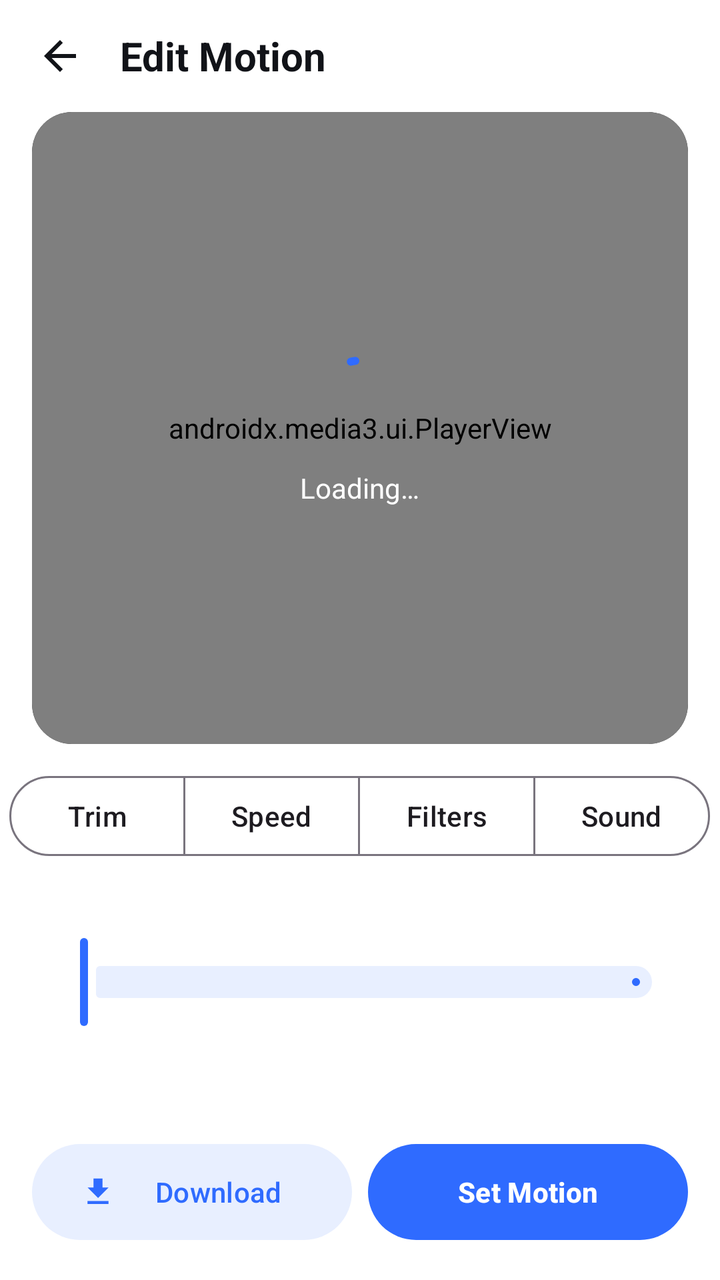
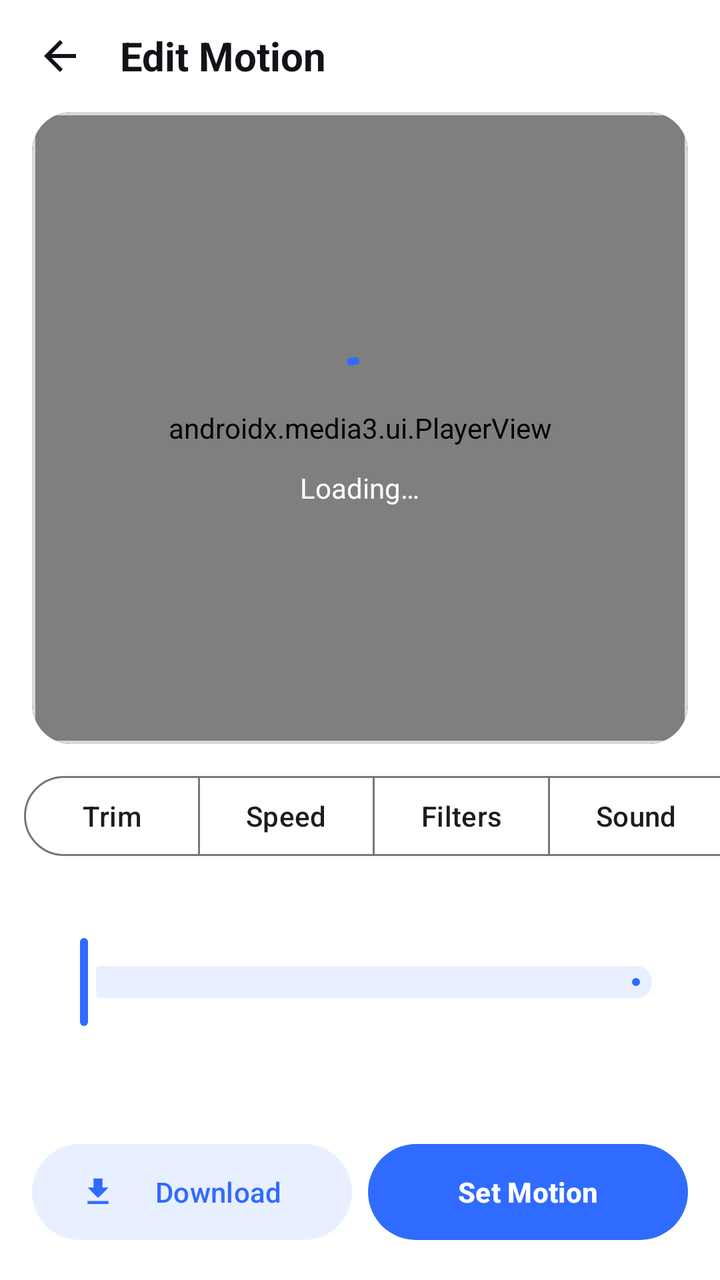

Compare the two renders of this Android layout. The source of the first and the diff that turns it into the second are given below.
<!-- AndroidManifest.xml: activity theme Theme.WallpaperCreator.NoActionBar -->
<!-- res/layout/activity_video_editor.xml -->
<?xml version="1.0" encoding="utf-8"?>
<LinearLayout xmlns:android="http://schemas.android.com/apk/res/android"
    xmlns:app="http://schemas.android.com/apk/res-auto"
    android:layout_width="match_parent"
    android:layout_height="match_parent"
    android:background="@color/surface"
    android:orientation="vertical">

    <LinearLayout
        android:layout_width="match_parent"
        android:layout_height="56dp"
        android:gravity="center_vertical"
        android:paddingHorizontal="8dp">

        <ImageButton
            android:id="@+id/btnBack"
            android:layout_width="44dp"
            android:layout_height="44dp"
            android:background="?attr/selectableItemBackgroundBorderless"
            android:contentDescription="@string/back"
            android:src="@drawable/ic_arrow_back"
            app:tint="@color/text_primary" />

        <TextView
            android:layout_width="0dp"
            android:layout_height="wrap_content"
            android:layout_marginStart="8dp"
            android:layout_weight="1"
            android:text="@string/edit_motion_title"
            android:textColor="@color/text_primary"
            android:textSize="20sp"
            android:textStyle="bold" />
    </LinearLayout>

    <com.google.android.material.card.MaterialCardView
        android:layout_width="match_parent"
        android:layout_height="0dp"
        android:layout_marginHorizontal="16dp"
        android:layout_weight="1"
        app:cardBackgroundColor="#000000"
        app:cardCornerRadius="20dp"
        app:cardElevation="0dp"
        app:strokeWidth="0dp">

        <androidx.media3.ui.PlayerView
            android:id="@+id/player"
            android:layout_width="match_parent"
            android:layout_height="match_parent"
            app:resize_mode="fit"
            app:surface_type="texture_view"
            app:use_controller="false" />

        <LinearLayout
            android:id="@+id/loading"
            android:layout_width="wrap_content"
            android:layout_height="wrap_content"
            android:layout_gravity="center"
            android:gravity="center_horizontal"
            android:orientation="vertical">

            <com.google.android.material.progressindicator.CircularProgressIndicator
                android:layout_width="wrap_content"
                android:layout_height="wrap_content"
                android:indeterminate="true" />

            <TextView
                android:id="@+id/loadingText"
                android:layout_width="wrap_content"
                android:layout_height="wrap_content"
                android:layout_marginTop="12dp"
                android:text="@string/loading"
                android:textColor="#FFFFFF" />
        </LinearLayout>
    </com.google.android.material.card.MaterialCardView>

    <com.google.android.material.button.MaterialButtonToggleGroup
        android:id="@+id/toolTabs"
        android:layout_width="wrap_content"
        android:layout_height="wrap_content"
        android:layout_gravity="center_horizontal"
        android:layout_marginTop="12dp"
        app:selectionRequired="true"
        app:singleSelection="true">

        <com.google.android.material.button.MaterialButton
            android:id="@+id/tabTrim"
            style="@style/Widget.Material3.Button.OutlinedButton"
            android:layout_width="wrap_content"
            android:layout_height="wrap_content"
            android:text="@string/tool_trim" />

        <com.google.android.material.button.MaterialButton
            android:id="@+id/tabSpeed"
            style="@style/Widget.Material3.Button.OutlinedButton"
            android:layout_width="wrap_content"
            android:layout_height="wrap_content"
            android:text="@string/tool_speed" />

        <com.google.android.material.button.MaterialButton
            android:id="@+id/tabFilter"
            style="@style/Widget.Material3.Button.OutlinedButton"
            android:layout_width="wrap_content"
            android:layout_height="wrap_content"
            android:text="@string/filters_title" />

        <com.google.android.material.button.MaterialButton
            android:id="@+id/tabSound"
            style="@style/Widget.Material3.Button.OutlinedButton"
            android:layout_width="wrap_content"
            android:layout_height="wrap_content"
            android:text="@string/tool_sound" />
    </com.google.android.material.button.MaterialButtonToggleGroup>

    
    <FrameLayout
        android:layout_width="match_parent"
        android:layout_height="120dp"
        android:layout_marginTop="8dp">

        <LinearLayout
            android:id="@+id/panelTrim"
            android:layout_width="match_parent"
            android:layout_height="match_parent"
            android:gravity="center_vertical"
            android:orientation="vertical"
            android:paddingHorizontal="20dp">

            <com.google.android.material.slider.RangeSlider
                android:id="@+id/trimSlider"
                android:layout_width="match_parent"
                android:layout_height="wrap_content"
                android:valueFrom="0"
                android:valueTo="1"
                app:labelBehavior="gone" />

            <TextView
                android:id="@+id/trimLabel"
                android:layout_width="match_parent"
                android:layout_height="wrap_content"
                android:gravity="center"
                android:textColor="@color/text_secondary"
                android:textSize="13sp" />
        </LinearLayout>

        <com.google.android.material.button.MaterialButtonToggleGroup
            android:id="@+id/speedGroup"
            android:layout_width="wrap_content"
            android:layout_height="wrap_content"
            android:layout_gravity="center"
            android:visibility="gone"
            app:selectionRequired="true"
            app:singleSelection="true">

            <com.google.android.material.button.MaterialButton
                android:id="@+id/speedHalf"
                style="@style/Widget.Material3.Button.OutlinedButton"
                android:layout_width="wrap_content"
                android:layout_height="wrap_content"
                android:text="@string/speed_half" />

            <com.google.android.material.button.MaterialButton
                android:id="@+id/speedNormal"
                style="@style/Widget.Material3.Button.OutlinedButton"
                android:layout_width="wrap_content"
                android:layout_height="wrap_content"
                android:text="@string/speed_normal" />

            <com.google.android.material.button.MaterialButton
                android:id="@+id/speedFast"
                style="@style/Widget.Material3.Button.OutlinedButton"
                android:layout_width="wrap_content"
                android:layout_height="wrap_content"
                android:text="@string/speed_fast" />

            <com.google.android.material.button.MaterialButton
                android:id="@+id/speedDouble"
                style="@style/Widget.Material3.Button.OutlinedButton"
                android:layout_width="wrap_content"
                android:layout_height="wrap_content"
                android:text="@string/speed_double" />
        </com.google.android.material.button.MaterialButtonToggleGroup>

        <HorizontalScrollView
            android:id="@+id/panelFilter"
            android:layout_width="match_parent"
            android:layout_height="wrap_content"
            android:layout_gravity="center_vertical"
            android:clipToPadding="false"
            android:paddingHorizontal="12dp"
            android:scrollbars="none"
            android:visibility="gone">

            <LinearLayout
                android:id="@+id/filterRow"
                android:layout_width="wrap_content"
                android:layout_height="wrap_content"
                android:orientation="horizontal" />
        </HorizontalScrollView>

        <com.google.android.material.materialswitch.MaterialSwitch
            android:id="@+id/switchSound"
            android:layout_width="wrap_content"
            android:layout_height="wrap_content"
            android:layout_gravity="center"
            android:text="@string/tool_sound_on"
            android:textColor="@color/text_primary"
            android:visibility="gone" />
    </FrameLayout>

    <com.google.android.material.progressindicator.LinearProgressIndicator
        android:id="@+id/exportProgress"
        android:layout_width="match_parent"
        android:layout_height="wrap_content"
        android:layout_marginHorizontal="16dp"
        android:max="100"
        android:visibility="gone"
        app:trackCornerRadius="4dp" />

    <LinearLayout
        android:layout_width="match_parent"
        android:layout_height="wrap_content"
        android:layout_marginHorizontal="16dp"
        android:layout_marginTop="8dp"
        android:layout_marginBottom="16dp"
        android:orientation="horizontal">

        <com.google.android.material.button.MaterialButton
            android:id="@+id/btnDownload"
            style="@style/Widget.Material3.Button.TonalButton"
            android:layout_width="0dp"
            android:layout_height="56dp"
            android:layout_marginEnd="8dp"
            android:layout_weight="1"
            android:text="@string/download"
            app:icon="@drawable/ic_download" />

        <com.google.android.material.button.MaterialButton
            android:id="@+id/btnSetMotion"
            style="@style/Widget.Material3.Button"
            android:layout_width="0dp"
            android:layout_height="56dp"
            android:layout_weight="1"
            android:text="@string/set_live"
            android:textStyle="bold"
            app:backgroundTint="@color/brand_primary" />
    </LinearLayout>
</LinearLayout>
<!-- resources referenced by this layout -->
<resources>
  <color name="brand_primary">#2F6BFF</color>
  <color name="surface">#FFFFFF</color>
  <color name="text_primary">#111318</color>
  <color name="text_secondary">#8A9099</color>
  <!-- drawable ic_arrow_back (drawable) -->
  <vector xmlns:android="http://schemas.android.com/apk/res/android"
      android:width="24dp"
      android:height="24dp"
      android:autoMirrored="true"
      android:viewportWidth="24"
      android:viewportHeight="24">
      <path
          android:fillColor="#FF000000"
          android:pathData="M20,11H7.83l5.59,-5.59L12,4l-8,8 8,8 1.41,-1.41L7.83,13H20v-2z" />
  </vector>
  <!-- drawable ic_download (drawable) -->
  <vector xmlns:android="http://schemas.android.com/apk/res/android"
      android:width="24dp"
      android:height="24dp"
      android:viewportWidth="24"
      android:viewportHeight="24">
      <path
          android:fillColor="#FF000000"
          android:pathData="M19,9h-4V3H9v6H5l7,7 7,-7zM5,18v2h14v-2H5z" />
  </vector>
  <string name="back">Back</string>
  <string name="download">Download</string>
  <string name="edit_motion_title">Edit Motion</string>
  <string name="filters_title">Filters</string>
  <string name="loading">Loading…</string>
  <string name="set_live">Set Motion</string>
  <string name="speed_double">2×</string>
  <string name="speed_fast">1.5×</string>
  <string name="speed_half">0.5×</string>
  <string name="speed_normal">1×</string>
  <string name="tool_sound">Sound</string>
  <string name="tool_sound_on">Sound on</string>
  <string name="tool_speed">Speed</string>
  <string name="tool_trim">Trim</string>
  <style name="Theme.WallpaperCreator.NoActionBar">
          <item name="windowActionBar">false</item>
          <item name="windowNoTitle">true</item>
      </style>
</resources>

<!-- the commit's change to res/layout/activity_video_editor.xml (unified diff, before → after) -->
@@ -42,13 +42,29 @@
         app:cardElevation="0dp"
         app:strokeWidth="0dp">
 
-        <androidx.media3.ui.PlayerView
-            android:id="@+id/player"
+        
+        <FrameLayout
+            android:id="@+id/stage"
             android:layout_width="match_parent"
-            android:layout_height="match_parent"
-            app:resize_mode="fit"
-            app:surface_type="texture_view"
-            app:use_controller="false" />
+            android:layout_height="match_parent">
+
+            <FrameLayout
+                android:id="@+id/cropWindow"
+                android:layout_width="match_parent"
+                android:layout_height="match_parent"
+                android:layout_gravity="center"
+                android:clipChildren="true"
+                android:foreground="@drawable/bg_crop_frame">
+
+                <androidx.media3.ui.PlayerView
+                    android:id="@+id/player"
+                    android:layout_width="match_parent"
+                    android:layout_height="match_parent"
+                    app:resize_mode="zoom"
+                    app:surface_type="texture_view"
+                    app:use_controller="false" />
+            </FrameLayout>
+        </FrameLayout>
 
         <LinearLayout
             android:id="@+id/loading"
@@ -73,12 +89,20 @@
         </LinearLayout>
     </com.google.android.material.card.MaterialCardView>
 
+    
+    <HorizontalScrollView
+        android:layout_width="wrap_content"
+        android:layout_height="wrap_content"
+        android:layout_gravity="center_horizontal"
+        android:layout_marginTop="12dp"
+        android:clipToPadding="false"
+        android:paddingHorizontal="12dp"
+        android:scrollbars="none">
+
     <com.google.android.material.button.MaterialButtonToggleGroup
         android:id="@+id/toolTabs"
         android:layout_width="wrap_content"
         android:layout_height="wrap_content"
-        android:layout_gravity="center_horizontal"
-        android:layout_marginTop="12dp"
         app:selectionRequired="true"
         app:singleSelection="true">
 
@@ -109,7 +133,22 @@
             android:layout_width="wrap_content"
             android:layout_height="wrap_content"
             android:text="@string/tool_sound" />
+
+        <com.google.android.material.button.MaterialButton
+            android:id="@+id/tabCrop"
+            style="@style/Widget.Material3.Button.OutlinedButton"
+            android:layout_width="wrap_content"
+            android:layout_height="wrap_content"
+            android:text="@string/tool_crop" />
+
+        <com.google.android.material.button.MaterialButton
+            android:id="@+id/tabZoom"
+            style="@style/Widget.Material3.Button.OutlinedButton"
+            android:layout_width="wrap_content"
+            android:layout_height="wrap_content"
+            android:text="@string/tool_zoom" />
     </com.google.android.material.button.MaterialButtonToggleGroup>
+    </HorizontalScrollView>
 
     
     <FrameLayout
@@ -205,6 +244,87 @@
             android:text="@string/tool_sound_on"
             android:textColor="@color/text_primary"
             android:visibility="gone" />
+
+        <HorizontalScrollView
+            android:id="@+id/panelCrop"
+            android:layout_width="wrap_content"
+            android:layout_height="wrap_content"
+            android:layout_gravity="center"
+            android:clipToPadding="false"
+            android:paddingHorizontal="12dp"
+            android:scrollbars="none"
+            android:visibility="gone">
+
+            <com.google.android.material.button.MaterialButtonToggleGroup
+                android:id="@+id/cropGroup"
+                android:layout_width="wrap_content"
+                android:layout_height="wrap_content"
+                app:selectionRequired="true"
+                app:singleSelection="true">
+
+                <com.google.android.material.button.MaterialButton
+                    android:id="@+id/cropOriginal"
+                    style="@style/Widget.Material3.Button.OutlinedButton"
+                    android:layout_width="wrap_content"
+                    android:layout_height="wrap_content"
+                    android:text="@string/filter_original" />
+
+                <com.google.android.material.button.MaterialButton
+                    android:id="@+id/cropScreen"
+                    style="@style/Widget.Material3.Button.OutlinedButton"
+                    android:layout_width="wrap_content"
+                    android:layout_height="wrap_content"
+                    android:text="@string/crop_screen" />
+
+                <com.google.android.material.button.MaterialButton
+                    android:id="@+id/crop916"
+                    style="@style/Widget.Material3.Button.OutlinedButton"
+                    android:layout_width="wrap_content"
+                    android:layout_height="wrap_content"
+                    android:text="@string/crop_9_16" />
+
+                <com.google.android.material.button.MaterialButton
+                    android:id="@+id/crop11"
+                    style="@style/Widget.Material3.Button.OutlinedButton"
+                    android:layout_width="wrap_content"
+                    android:layout_height="wrap_content"
+                    android:text="@string/crop_1_1" />
+
+                <com.google.android.material.button.MaterialButton
+                    android:id="@+id/crop169"
+                    style="@style/Widget.Material3.Button.OutlinedButton"
+                    android:layout_width="wrap_content"
+                    android:layout_height="wrap_content"
+                    android:text="@string/crop_16_9" />
+            </com.google.android.material.button.MaterialButtonToggleGroup>
+        </HorizontalScrollView>
+
+        <LinearLayout
+            android:id="@+id/panelZoom"
+            android:layout_width="match_parent"
+            android:layout_height="match_parent"
+            android:gravity="center_vertical"
+            android:orientation="vertical"
+            android:paddingHorizontal="20dp"
+            android:visibility="gone">
+
+            <com.google.android.material.slider.Slider
+                android:id="@+id/zoomSlider"
+                android:layout_width="match_parent"
+                android:layout_height="wrap_content"
+                android:value="1"
+                android:valueFrom="1"
+                android:valueTo="4"
+                app:labelBehavior="gone" />
+
+            <TextView
+                android:id="@+id/zoomLabel"
+                android:layout_width="match_parent"
+                android:layout_height="wrap_content"
+                android:gravity="center"
+                android:textColor="@color/text_secondary"
+                android:textSize="13sp" />
+        </LinearLayout>
     </FrameLayout>
 
     <com.google.android.material.progressindicator.LinearProgressIndicator
<!-- resource entries referenced after the edit -->
@@ -4,6 +4,13 @@
   <color name="surface">#FFFFFF</color>
   <color name="text_primary">#111318</color>
   <color name="text_secondary">#8A9099</color>
+  <!-- drawable bg_crop_frame (drawable) -->
+  <?xml version="1.0" encoding="utf-8"?>
+  <shape xmlns:android="http://schemas.android.com/apk/res/android" android:shape="rectangle">
+      <stroke
+          android:width="1.5dp"
+          android:color="#B3FFFFFF" />
+  </shape>
   <!-- drawable ic_arrow_back (drawable) -->
   <vector xmlns:android="http://schemas.android.com/apk/res/android"
       android:width="24dp"
@@ -26,8 +33,13 @@
           android:pathData="M19,9h-4V3H9v6H5l7,7 7,-7zM5,18v2h14v-2H5z" />
   </vector>
   <string name="back">Back</string>
+  <string name="crop_16_9">16:9</string>
+  <string name="crop_1_1">1:1</string>
+  <string name="crop_9_16">9:16</string>
+  <string name="crop_screen">Screen</string>
   <string name="download">Download</string>
   <string name="edit_motion_title">Edit Motion</string>
+  <string name="filter_original">Original</string>
   <string name="filters_title">Filters</string>
   <string name="loading">Loading…</string>
   <string name="set_live">Set Motion</string>
@@ -35,10 +47,12 @@
   <string name="speed_fast">1.5×</string>
   <string name="speed_half">0.5×</string>
   <string name="speed_normal">1×</string>
+  <string name="tool_crop">Crop</string>
   <string name="tool_sound">Sound</string>
   <string name="tool_sound_on">Sound on</string>
   <string name="tool_speed">Speed</string>
   <string name="tool_trim">Trim</string>
+  <string name="tool_zoom">Zoom</string>
   <style name="Theme.WallpaperCreator.NoActionBar">
           <item name="windowActionBar">false</item>
           <item name="windowNoTitle">true</item>
